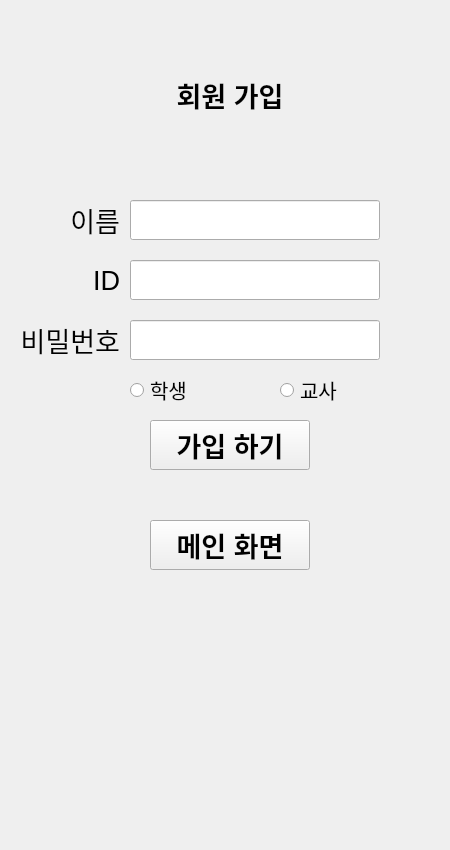
minseokju/HrdApp, file join.ui: the form before one commit.
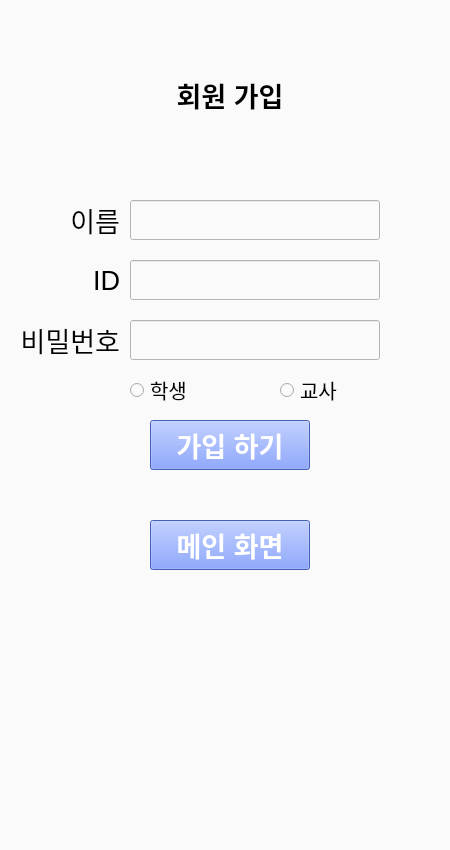
The form after the commit.

The edit to the form file:
```diff
--- a/join.ui
+++ b/join.ui
@@ -13,6 +13,9 @@
   <property name="windowTitle">
    <string>Form</string>
   </property>
+  <property name="styleSheet">
+   <string notr="true">background-color : rgb(250, 250, 250)</string>
+  </property>
   <widget class="QLabel" name="label">
    <property name="geometry">
     <rect>
@@ -143,6 +146,10 @@
      <bold>true</bold>
     </font>
    </property>
+   <property name="styleSheet">
+    <string notr="true">background-color : rgb(96, 133, 255);
+color : rgb(255, 255, 255)</string>
+   </property>
    <property name="text">
     <string>가입 하기</string>
    </property>
@@ -243,6 +250,10 @@
      <bold>true</bold>
     </font>
    </property>
+   <property name="styleSheet">
+    <string notr="true">background-color : rgb(96, 133, 255);
+color : rgb(255, 255, 255)</string>
+   </property>
    <property name="text">
     <string>메인 화면</string>
    </property>
```
